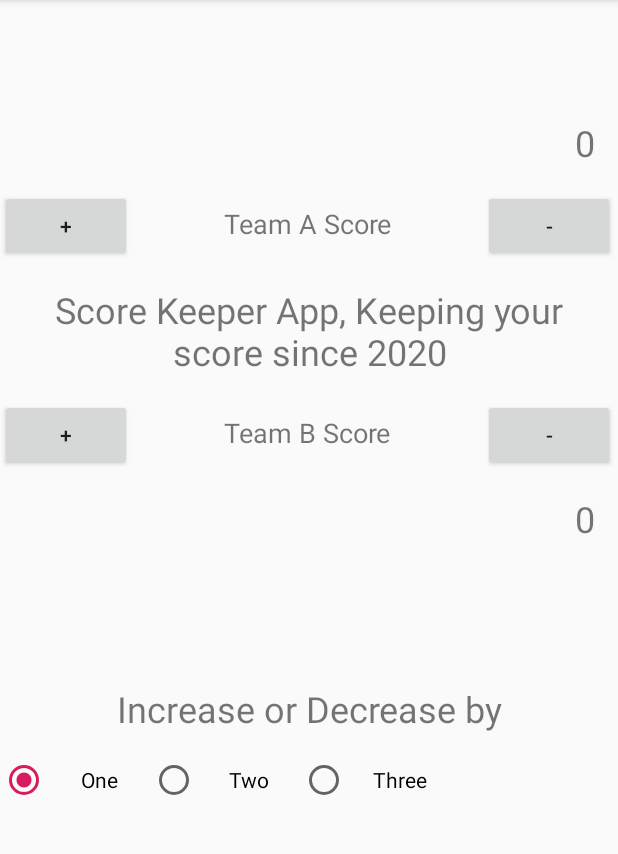
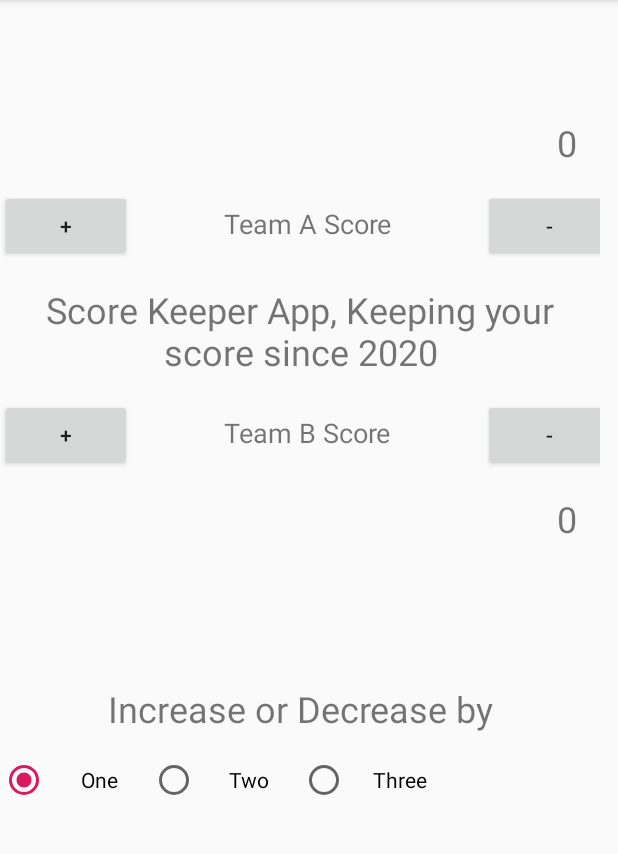
Before and after one commit to gaurav552/jaba-score-lab, an Android app: the screen it shows after launch (MainActivity), on a phone screen of 412 x 824 dp, the part 84-938 px from its top. Run offline under Robolectric (Android 15) with nearby library versions, the phone set to English and light mode, and no system bars.

Commit message:
working project

```diff
--- a/app/src/main/res/layout/activity_main.xml
+++ b/app/src/main/res/layout/activity_main.xml
@@ -8,7 +8,7 @@
 
 
     <GridLayout
-        android:layout_width="match_parent"
+        android:layout_width="400sp"
         android:layout_height="wrap_content"
         >
 
```
